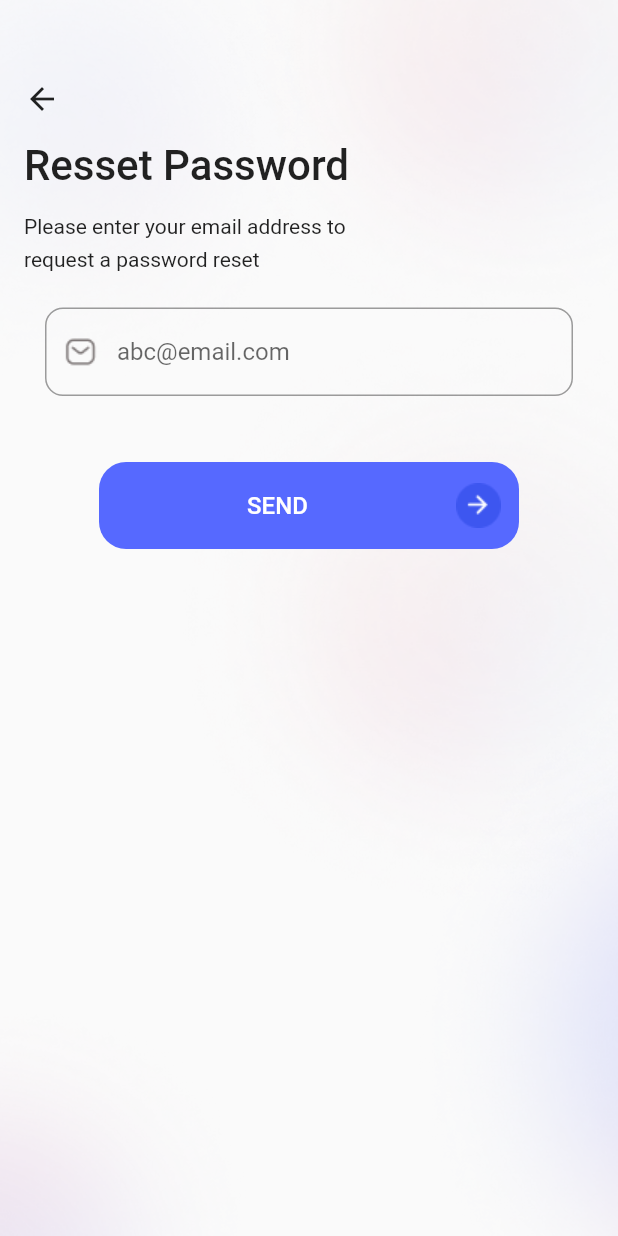
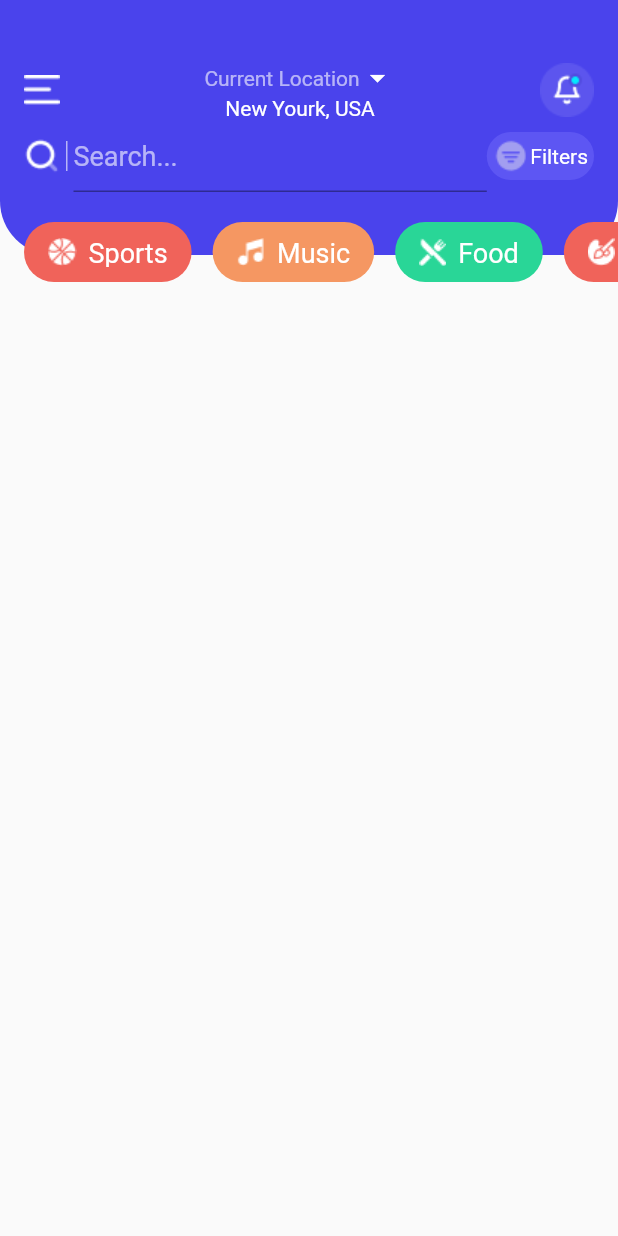
Before and after one commit to aknietmaulen/Event-Booking-App-UI-Kit--Flutter, a Flutter app: the screen it shows after launch, on a phone screen of 412 x 824 dp. Run offline on Flutter 3.47's test engine with Material 2 defaults, Android fonts, the phone set to English and light mode, and no system bars.

Commit message:
HomScreen TopContainer have been completed

```diff
--- a/lib/main.dart
+++ b/lib/main.dart
@@ -5,6 +5,7 @@ import 'package:event_booking_app_ui/screens/verification_screen.dart';
 import 'package:flutter/material.dart';
 import './screens/splash_screen.dart';
 import './screens/resset_password_screen.dart';
+import "./screens/home/home_screen.dart";
 
 void main() {
   runApp(const MyApp());
@@ -25,7 +26,8 @@ class MyApp extends StatelessWidget {
       // home: Onboarding1Screen(),
       // home: SignInScreen(),
       // home: VerificationScreen(),
-      home: RessetPasswordScreen(),
+      // home: RessetPasswordScreen(),
+      home: HomeScreen(),
       debugShowCheckedModeBanner: false,
     );
   }
--- /dev/null
+++ b/lib/models/tab_item_model.dart
@@ -0,0 +1,13 @@
+import 'package:flutter/material.dart';
+
+class TabItemModel {
+  String image;
+  String title;
+  Color backgroundColor;
+
+  TabItemModel({
+    required this.image,
+    required this.title,
+    required this.backgroundColor,
+  });
+}
--- a/lib/my_theme.dart
+++ b/lib/my_theme.dart
@@ -1,8 +1,15 @@
 import 'package:flutter/material.dart';
 
 class MyTheme {
-  static var primaryColor = Color.fromRGBO(86, 105, 255, 1);
+  static var primaryColor = Color(0xFF4A43EC);
 
   static var white = Colors.white;
   static var grey = Colors.grey;
+
+  // custom colors
+  static var customLightBlue = Color(0xFF5D56F3);
+  static var customRed = Color(0xFFF0635A);
+  static var customYellowWithOrangeShade = Color(0xFFF59762);
+
+  static var foodTabItemColor = Color(0xFF29D697);
 }
--- /dev/null
+++ b/lib/screens/home/home_screen.dart
@@ -0,0 +1,140 @@
+import 'package:event_booking_app_ui/models/tab_item_model.dart';
+import 'package:flutter/material.dart';
+import 'package:flutter/src/widgets/framework.dart';
+import 'package:flutter/src/widgets/placeholder.dart';
+import '../../my_theme.dart';
+import './widgets/custom_app_bar.dart';
+import './widgets/custom_search_container.dart';
+
+class HomeScreen extends StatefulWidget {
+  const HomeScreen({super.key});
+
+  @override
+  State<HomeScreen> createState() => _HomeScreenState();
+}
+
+class _HomeScreenState extends State<HomeScreen> {
+  final tabItemsList = [
+    TabItemModel(
+      image: "assets/icons/ic_sports.png",
+      title: "Sports",
+      backgroundColor: MyTheme.customRed,
+    ),
+    TabItemModel(
+      image: "assets/icons/ic_music.png",
+      title: "Music",
+      backgroundColor: MyTheme.customYellowWithOrangeShade,
+    ),
+    TabItemModel(
+      image: "assets/icons/ic_food.png",
+      title: "Food",
+      backgroundColor: MyTheme.foodTabItemColor,
+    ),
+    TabItemModel(
+      image: "assets/icons/ic_art.png",
+      title: "Arts",
+      backgroundColor: MyTheme.customRed,
+    ),
+  ];
+  @override
+  Widget build(BuildContext context) {
+    return Scaffold(
+      body: Container(
+        height: 170,
+        decoration: BoxDecoration(
+          borderRadius: BorderRadius.only(
+            bottomLeft: Radius.circular(36),
+            bottomRight: Radius.circular(36),
+          ),
+          color: MyTheme.primaryColor,
+        ),
+        padding: EdgeInsets.only(top: 40, left: 16, right: 16),
+        child: Stack(
+          clipBehavior: Clip.none,
+          children: [
+            Column(
+              mainAxisSize: MainAxisSize.min,
+              children: [
+                CustomAppBar(),
+                CustomSearchContainer(),
+              ],
+            ),
+            Positioned(
+              bottom: -30,
+              child: TabItemsList(tabItemsList: tabItemsList),
+            )
+          ],
+        ),
+      ),
+    );
+  }
+}
+
+class TabItemsList extends StatelessWidget {
+  const TabItemsList({
+    super.key,
+    required this.tabItemsList,
+  });
+
+  final List<TabItemModel> tabItemsList;
+
+  @override
+  Widget build(BuildContext context) {
+    final query = MediaQuery.of(context);
+    return Container(
+      height: 40,
+      // width: double.infinity,
+      width: query.size.width,
+      margin: EdgeInsets.symmetric(vertical: 12),
+      child: ListView.builder(
+        scrollDirection: Axis.horizontal,
+        itemBuilder: (ctx, index) {
+          final item = tabItemsList[index];
+          return TabItem(
+            image: item.image,
+            title: item.title,
+            backgroundColor: item.backgroundColor,
+          );
+        },
+        itemCount: tabItemsList.length,
+      ),
+    );
+  }
+}
+
+class TabItem extends StatelessWidget {
+  String image;
+  String title;
+  Color backgroundColor;
+  TabItem({
+    super.key,
+    required this.image,
+    required this.title,
+    required this.backgroundColor,
+  });
+
+  @override
+  Widget build(BuildContext context) {
+    return Container(
+      margin: EdgeInsets.only(right: 14),
+      decoration: BoxDecoration(
+        borderRadius: BorderRadius.all(Radius.circular(24)),
+        color: backgroundColor,
+      ),
+      padding: EdgeInsets.symmetric(vertical: 10, horizontal: 16),
+      child: Row(
+        mainAxisSize: MainAxisSize.min,
+        children: [
+          Image(
+            image: AssetImage('$image'),
+          ),
+          SizedBox(width: 8),
+          Text(
+            "$title",
+            style: TextStyle(color: MyTheme.white, fontSize: 18),
+          )
+        ],
+      ),
+    );
+  }
+}
--- /dev/null
+++ b/lib/screens/home/widgets/custom_app_bar.dart
@@ -0,0 +1,39 @@
+import 'package:event_booking_app_ui/my_theme.dart';
+import 'package:flutter/material.dart';
+
+class CustomAppBar extends StatelessWidget {
+  const CustomAppBar({
+    super.key,
+  });
+
+  @override
+  Widget build(BuildContext context) {
+    return Row(
+      children: [
+        Image(image: AssetImage("assets/icons/ic_menu.png")),
+        Expanded(
+          child: Column(
+            mainAxisSize: MainAxisSize.min,
+            children: [
+              Row(
+                mainAxisAlignment: MainAxisAlignment.center,
+                children: [
+                  Text(
+                    "Current Location",
+                    style: TextStyle(color: MyTheme.white.withOpacity(0.6)),
+                  ),
+                  Icon(Icons.arrow_drop_down, color: MyTheme.white)
+                ],
+              ),
+              Text(
+                "New Yourk, USA",
+                style: TextStyle(color: MyTheme.white),
+              )
+            ],
+          ),
+        ),
+        Image(image: AssetImage("assets/icons/ic_notification.png")),
+      ],
+    );
+  }
+}
--- /dev/null
+++ b/lib/screens/home/widgets/custom_search_container.dart
@@ -0,0 +1,53 @@
+import 'package:event_booking_app_ui/my_theme.dart';
+import 'package:flutter/material.dart';
+
+class CustomSearchContainer extends StatelessWidget {
+  const CustomSearchContainer({
+    super.key,
+  });
+
+  @override
+  Widget build(BuildContext context) {
+    return Row(
+      children: [
+        Image(
+          image: AssetImage('assets/icons/ic_search.png'),
+        ),
+        Container(
+          color: MyTheme.white.withOpacity(0.6),
+          width: 1,
+          height: 20,
+          margin: EdgeInsets.symmetric(horizontal: 4),
+        ),
+        Expanded(
+          child: TextField(
+            decoration: InputDecoration(
+              hintText: "Search...",
+              hintStyle: TextStyle(
+                color: MyTheme.white.withOpacity(0.6),
+                fontSize: 18,
+              ),
+            ),
+          ),
+        ),
+        Container(
+          padding: EdgeInsets.all(4),
+          decoration: BoxDecoration(
+              color: MyTheme.customLightBlue.withOpacity(1),
+              borderRadius: BorderRadius.all(Radius.circular(20))),
+          child: Row(
+            children: [
+              Image(
+                image: AssetImage('assets/icons/ic_filter.png'),
+              ),
+              Text(
+                'Filters',
+                style: TextStyle(color: MyTheme.white),
+              ),
+            ],
+          ),
+        )
+      ],
+    );
+  }
+}
```
Also changed, not shown: assets/icons/ic_art.png (added), assets/icons/ic_filter.png (added), assets/icons/ic_food.png (added), assets/icons/ic_menu.png (added), assets/icons/ic_music.png (added), assets/icons/ic_notification.png (added), assets/icons/ic_search.png (added), assets/icons/ic_sports.png (added).
